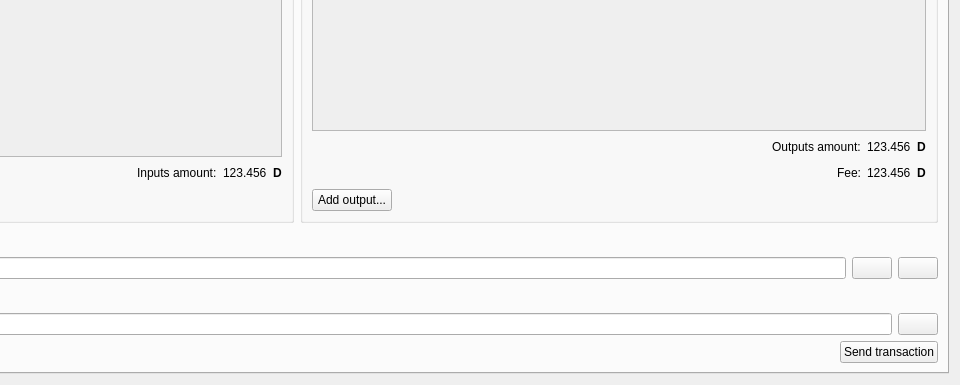
This is src/qt/forms/multisigdialog.ui in innova-foundation/innova as Qt 5 draws it before an edit; both pictures show x 367 to 1327 and y 210 to 595 of the 1327 by 595 pixel window. The edited form follows.
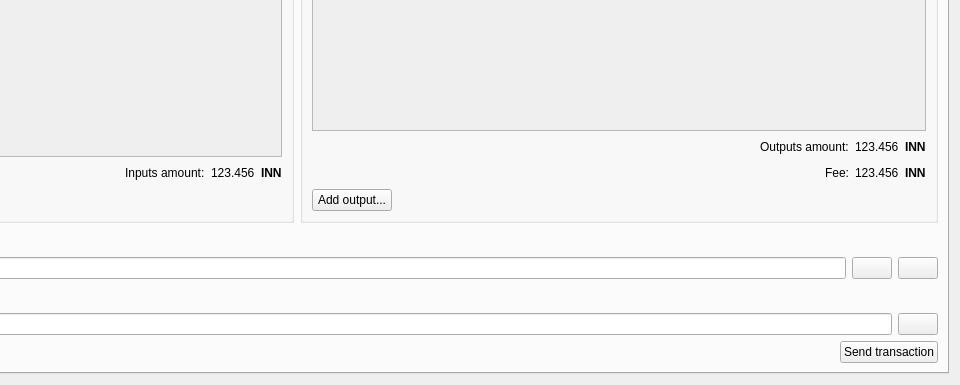
This is the edited form. The open tabs and pages were chosen to show the change. Icons and pictures are not drawn.

Diff of the .ui file:
```diff
--- a/src/qt/forms/multisigdialog.ui
+++ b/src/qt/forms/multisigdialog.ui
@@ -399,7 +399,7 @@
                 <item>
                  <widget class="QLabel" name="label">
                   <property name="text">
-                   <string notr="true">&lt;strong&gt;D&lt;/strong&gt;</string>
+                   <string notr="true">&lt;strong&gt;INN&lt;/strong&gt;</string>
                   </property>
                  </widget>
                 </item>
@@ -518,7 +518,7 @@
                 <item>
                  <widget class="QLabel" name="label_2">
                   <property name="text">
-                   <string notr="true">&lt;strong&gt;D&lt;/strong&gt;</string>
+                   <string notr="true">&lt;strong&gt;INN&lt;/strong&gt;</string>
                   </property>
                  </widget>
                 </item>
@@ -556,7 +556,7 @@
                 <item>
                  <widget class="QLabel" name="label_3">
                   <property name="text">
-                   <string notr="true">&lt;strong&gt;D&lt;/strong&gt;</string>
+                   <string notr="true">&lt;strong&gt;INN&lt;/strong&gt;</string>
                   </property>
                  </widget>
                 </item>
```
